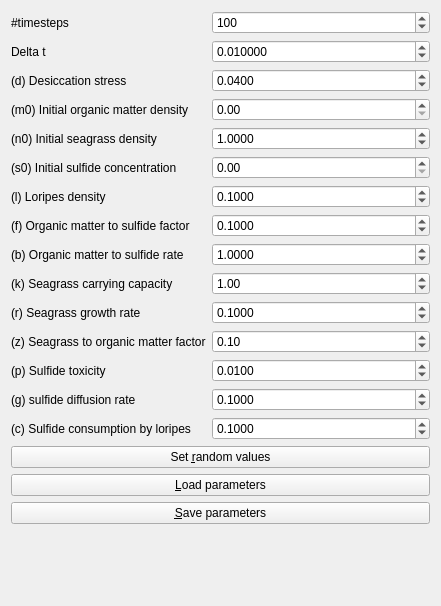
This is Tools/ToolMutualismBreakdowner/qtmutualismbreakdownerparameterswidget.ui in richelbilderbeek/ProjectRichelBilderbeek as Qt 5 draws it before an edit. The edited form follows.
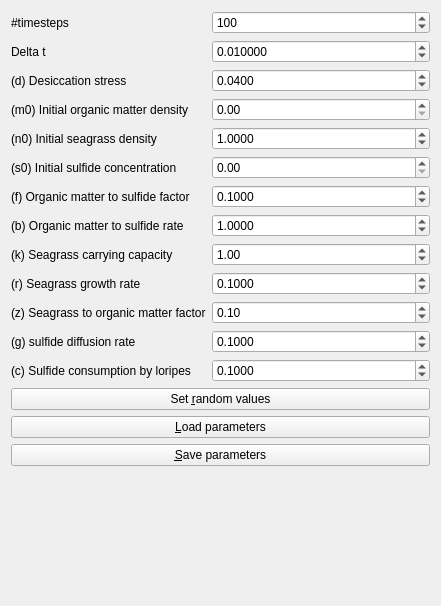
This is the edited form.

```diff
--- a/Tools/ToolMutualismBreakdowner/qtmutualismbreakdownerparameterswidget.ui
+++ b/Tools/ToolMutualismBreakdowner/qtmutualismbreakdownerparameterswidget.ui
@@ -135,36 +135,13 @@
     </widget>
    </item>
    <item row="6" column="0">
-    <widget class="QLabel" name="label_loripes_density">
-     <property name="text">
-      <string>(l) Loripes density</string>
-     </property>
-    </widget>
-   </item>
-   <item row="6" column="1">
-    <widget class="QDoubleSpinBox" name="box_loripes_density">
-     <property name="decimals">
-      <number>4</number>
-     </property>
-     <property name="maximum">
-      <double>1000.000000000000000</double>
-     </property>
-     <property name="singleStep">
-      <double>0.100000000000000</double>
-     </property>
-     <property name="value">
-      <double>0.100000000000000</double>
-     </property>
-    </widget>
-   </item>
-   <item row="7" column="0">
     <widget class="QLabel" name="label_organic_matter_to_sulfide_factor">
      <property name="text">
       <string>(f) Organic matter to sulfide factor</string>
      </property>
     </widget>
    </item>
-   <item row="7" column="1">
+   <item row="6" column="1">
     <widget class="QDoubleSpinBox" name="box_organic_matter_to_sulfide_factor">
      <property name="decimals">
       <number>4</number>
@@ -177,14 +154,14 @@
      </property>
     </widget>
    </item>
-   <item row="8" column="0">
+   <item row="7" column="0">
     <widget class="QLabel" name="label_organic_matter_to_sulfide_rate">
      <property name="text">
       <string>(b) Organic matter to sulfide rate</string>
      </property>
     </widget>
    </item>
-   <item row="8" column="1">
+   <item row="7" column="1">
     <widget class="QDoubleSpinBox" name="box_organic_matter_to_sulfide_rate">
      <property name="decimals">
       <number>4</number>
@@ -197,14 +174,14 @@
      </property>
     </widget>
    </item>
-   <item row="9" column="0">
+   <item row="8" column="0">
     <widget class="QLabel" name="label_seagrass_carrying_capacity">
      <property name="text">
       <string>(k) Seagrass carrying capacity</string>
      </property>
     </widget>
    </item>
-   <item row="9" column="1">
+   <item row="8" column="1">
     <widget class="QDoubleSpinBox" name="box_seagrass_carrying_capacity">
      <property name="maximum">
       <double>1000000.000000000000000</double>
@@ -214,14 +191,14 @@
      </property>
     </widget>
    </item>
-   <item row="10" column="0">
+   <item row="9" column="0">
     <widget class="QLabel" name="label_seagrass_growth_rate">
      <property name="text">
       <string>(r) Seagrass growth rate</string>
      </property>
     </widget>
    </item>
-   <item row="10" column="1">
+   <item row="9" column="1">
     <widget class="QDoubleSpinBox" name="box_seagrass_growth_rate">
      <property name="decimals">
       <number>4</number>
@@ -237,51 +214,28 @@
      </property>
     </widget>
    </item>
-   <item row="11" column="0">
+   <item row="10" column="0">
     <widget class="QLabel" name="label_seagrass_to_organic_matter_factor">
      <property name="text">
       <string>(z) Seagrass to organic matter factor</string>
      </property>
     </widget>
    </item>
-   <item row="11" column="1">
+   <item row="10" column="1">
     <widget class="QDoubleSpinBox" name="box_seagrass_to_organic_matter_factor">
      <property name="value">
       <double>0.100000000000000</double>
      </property>
     </widget>
    </item>
-   <item row="12" column="0">
-    <widget class="QLabel" name="label_sulfide_toxicity">
-     <property name="text">
-      <string>(p) Sulfide toxicity</string>
-     </property>
-    </widget>
-   </item>
-   <item row="12" column="1">
-    <widget class="QDoubleSpinBox" name="box_sulfide_toxicity">
-     <property name="decimals">
-      <number>4</number>
-     </property>
-     <property name="maximum">
-      <double>100.000000000000000</double>
-     </property>
-     <property name="singleStep">
-      <double>0.010000000000000</double>
-     </property>
-     <property name="value">
-      <double>0.010000000000000</double>
-     </property>
-    </widget>
-   </item>
-   <item row="13" column="0">
+   <item row="11" column="0">
     <widget class="QLabel" name="label_sulfide_diffusion_rate">
      <property name="text">
       <string>(g) sulfide diffusion rate</string>
      </property>
     </widget>
    </item>
-   <item row="13" column="1">
+   <item row="11" column="1">
     <widget class="QDoubleSpinBox" name="box_sulfide_diffusion_rate">
      <property name="decimals">
       <number>4</number>
@@ -294,14 +248,14 @@
      </property>
     </widget>
    </item>
-   <item row="14" column="0">
+   <item row="12" column="0">
     <widget class="QLabel" name="label_sulfide_consumption_by_loripes">
      <property name="text">
       <string>(c) Sulfide consumption by loripes</string>
      </property>
     </widget>
    </item>
-   <item row="14" column="1">
+   <item row="12" column="1">
     <widget class="QDoubleSpinBox" name="box_sulfide_consumption_by_loripes">
      <property name="decimals">
       <number>4</number>
@@ -317,21 +271,21 @@
      </property>
     </widget>
    </item>
-   <item row="15" column="0" colspan="2">
+   <item row="13" column="0" colspan="2">
     <widget class="QPushButton" name="button_set_random_values">
      <property name="text">
       <string>Set &amp;random values</string>
      </property>
     </widget>
    </item>
-   <item row="16" column="0" colspan="2">
+   <item row="14" column="0" colspan="2">
     <widget class="QPushButton" name="button_load">
      <property name="text">
       <string>&amp;Load parameters</string>
      </property>
     </widget>
    </item>
-   <item row="17" column="0" colspan="2">
+   <item row="15" column="0" colspan="2">
     <widget class="QPushButton" name="button_save">
      <property name="text">
       <string>&amp;Save parameters</string>
```
